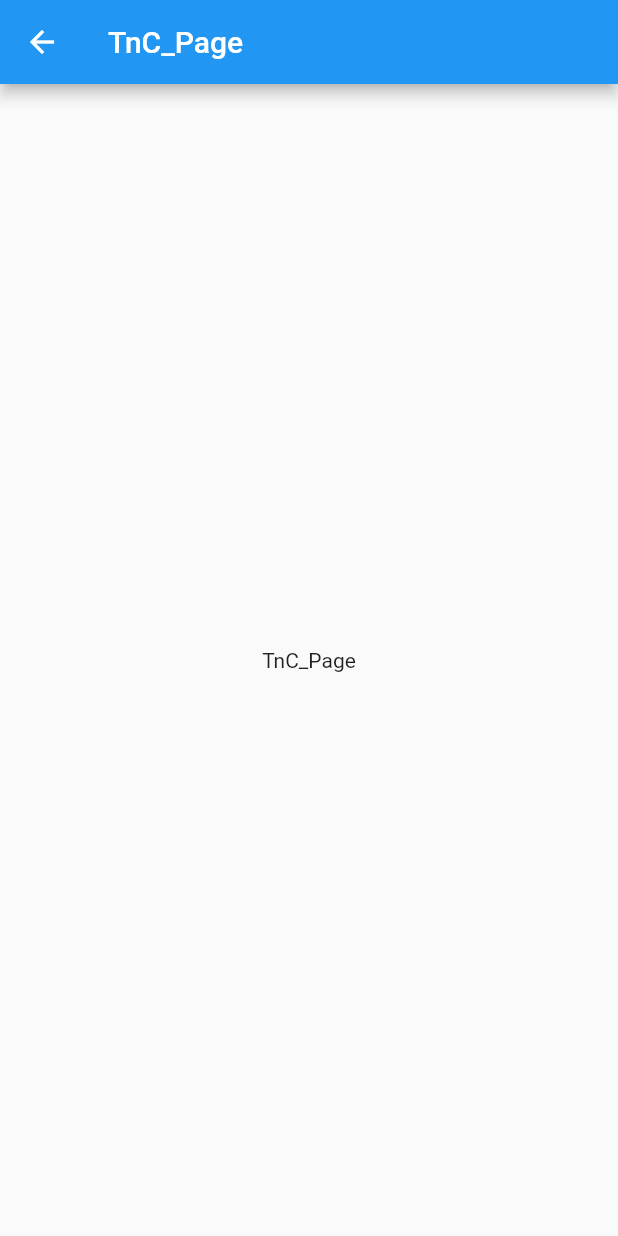
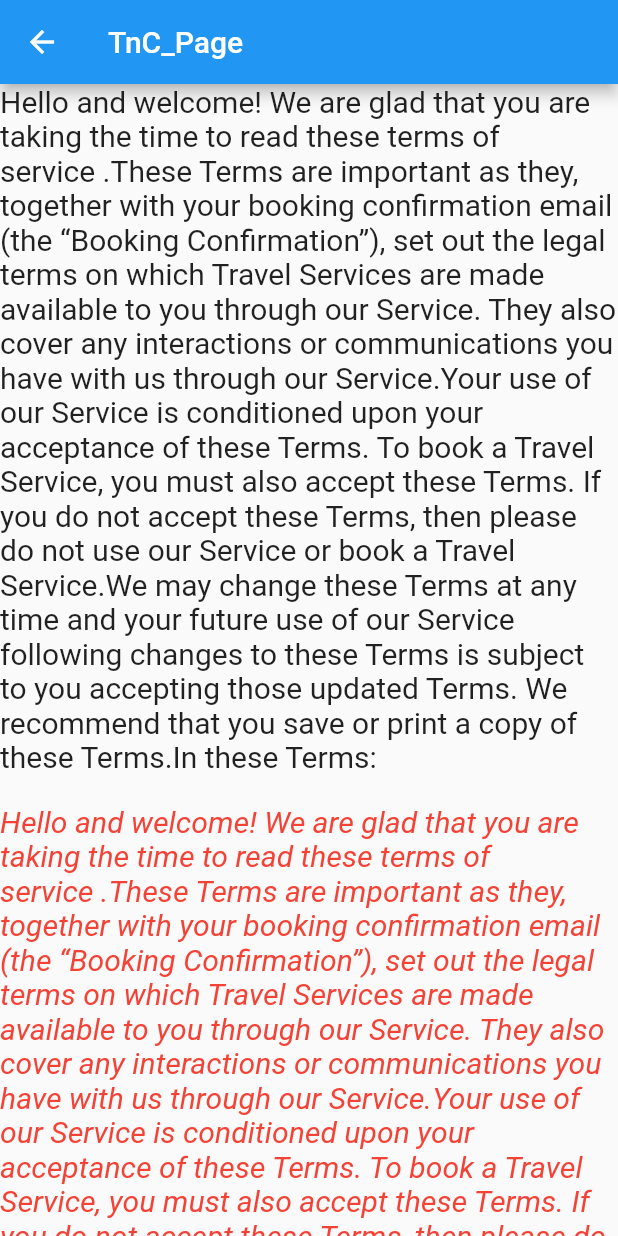
Before and after one commit to anik2644/Tutorial1, a Flutter app: the Myapp screen opened directly, in the side drawer, after a tap on "Terms & Condition", on a phone screen of 412 x 824 dp. Run offline on Flutter 3.47's test engine with Material 2 defaults, Android fonts, the phone set to English and light mode, and no system bars; our stand-ins replace firebase_auth, firebase_core, google_fonts, google_sign_in; accounts and stored records are empty; network calls fail.

Commit message:
login_done

```diff
--- a/lib/AuthService.dart
+++ b/lib/AuthService.dart
@@ -11,9 +11,20 @@ import 'home_page.dart';
 
 class AuthService{
 
- static String? Profilepicurl= "https://cdn-icons-png.flaticon.com/512/1250/1250689.png";// FirebaseAuth.instance.currentUser!.photoURL;
- static String name =  "nothing";// FirebaseAuth.instance.currentUser!.displayName!;
- static String email =  "notj=hing";// FirebaseAuth.instance.currentUser!.email!;
+
+  static String x=  FirebaseAuth.instance.currentUser!.displayName!;
+  static String y=  FirebaseAuth.instance.currentUser!.email!;
+  static String z= FirebaseAuth.instance.currentUser!.photoURL!;
+
+
+ static String? Profilepicurl= "https://commons.wikimedia.org/wiki/File:A_black_image.jpg" ; //z.isNotEmpty? z: "https://commons.wikimedia.org/wiki/File:A_black_image.jpg" ;
+ static String name = "nothing"; //x.isNotEmpty? x:"nothing";
+ static String email = "nothing"; //y.isNotEmpty? y: "nothing";// FirebaseAuth.instance.currentUser!.email!;
+ static bool is_login=  name== "nothing" ? false : true;  //false;
+
+
+
+
 
   AuthService()
   {
--- a/lib/Body.dart
+++ b/lib/Body.dart
@@ -1,5 +1,7 @@
 import 'package:flutter/cupertino.dart';
 import 'package:flutter/material.dart';
+
+import 'det2.dart';
 
 class Mybody extends StatefulWidget {
   const Mybody({Key? key}) : super(key: key);
@@ -10,8 +12,18 @@ class Mybody extends StatefulWidget {
 
 class _MybodyState extends State<Mybody> {
 
-  Container MyArticles(String imageVal, String hotelname, String hotellocation) {
-    return Container(
+  GestureDetector MyArticles(String imageVal, String hotelname, String hotellocation) {
+    return GestureDetector(
+
+      onTap: () {
+        Navigator.push(
+            context, MaterialPageRoute(builder: (context) => det2()));
+
+      },
+
+      child: Container(
+
+
         width: 160.0,
         child: Card(
           child: Wrap(
@@ -23,6 +35,20 @@ class _MybodyState extends State<Mybody> {
               ),
             ],
           ),
+        ),
+
+         /* child: InkWell(
+            onTap: () {}, // Handle your callback
+            child: Ink(height: 100, width: 100, color: Colors.blue),
+          ),
+
+          child: GestureDetector(
+            onTap: () {
+              print("Click event on Container");
+            },
+            child: Container(.......),*/
+         // )
+
       ),
     );
   }
--- a/lib/Drawer.dart
+++ b/lib/Drawer.dart
@@ -19,6 +19,7 @@ class Mydrawer extends StatefulWidget {
 class _MydrawerState extends State<Mydrawer> {
 
 
+
   @override
   Widget build(BuildContext context) {
     return   Drawer(
@@ -26,7 +27,7 @@ class _MydrawerState extends State<Mydrawer> {
       child: ListView(
         padding: EdgeInsets.zero,
         children: <Widget>[
-          UserAccountsDrawerHeader(
+          AuthService.is_login ?  UserAccountsDrawerHeader(
             decoration: BoxDecoration(color: Colors.white),
             accountName: Text(
               AuthService.name,
@@ -37,13 +38,50 @@ class _MydrawerState extends State<Mydrawer> {
             currentAccountPicture: CircleAvatar(
              // backgroundColor: Colors.black,
                child:  Image.network(AuthService.Profilepicurl.toString(), height: 100, width: 100, ),
-               //Text(
-              //   "M",
-              //   style: TextStyle(
-              //       fontSize: 40.0,
-              //       color: Colors.black,
-              //       backgroundColor: Colors.grey),
-              // ),
+            ),
+          ):  DrawerHeader(
+            decoration: BoxDecoration(
+              color: Colors.white,
+            ),
+            child: Padding(
+              padding: const EdgeInsets.all(20.0),
+              child: Column(
+                children: [
+                  Container(
+                    width: MediaQuery.of(context).size.width * 0.01,
+                  ),
+                  Column(
+                    crossAxisAlignment: CrossAxisAlignment.start,
+                    mainAxisAlignment: MainAxisAlignment.end,
+                    children: [
+                      Column(
+                        children: [
+                          Container(child: Text(' ')),
+                          Container(child: Text(' ')),
+                          Container(),
+
+                          Center(
+                            child: FlatButton(
+
+                              color:Colors.green,
+                              child:Container(child: Text('Login')),
+                              onPressed: (){setState(() {
+
+                                Navigator.push(
+                                  context,
+                                  MaterialPageRoute(builder: (context) =>  AuthService().handleAuthState()),//AccountPage()),
+                                );
+
+                                AuthService.is_login=true;
+                              });}, ),
+                          )
+                        ],
+                      ),
+
+                    ],
+                  ),
+                ],
+              ),
             ),
           ),
 
@@ -69,6 +107,8 @@ class _MydrawerState extends State<Mydrawer> {
               Navigator.push(context,MaterialPageRoute(builder: (context) =>SharePage()));
             },
           ),  */
+
+
           ListTile(
             leading: Icon(Icons.contacts, color: Colors.white),
             title:
@@ -100,10 +140,17 @@ class _MydrawerState extends State<Mydrawer> {
               style: TextStyle(color: Colors.white),
             ),
             onTap: () {
+
+              Navigator.push(
+                context,
+                MaterialPageRoute(builder: (context) => AuthService().handleAuthState()),//AccountPage()),
+              );
+              /*
               Navigator.push(
                   context,
                   MaterialPageRoute(builder: (context) =>  LogoutPage())
               );
+               */
             },
           ),
         ],
--- a/lib/LoginPage.dart
+++ b/lib/LoginPage.dart
@@ -57,6 +57,11 @@ class _GoogleSignInAppState extends State<GoogleSignInApp> {
 
                     print("sign in done\n\n\n");
                    // print(user!.email);
+
+                     AuthService.is_login =true;
+                     AuthService.name =   FirebaseAuth.instance.currentUser!.displayName!;
+                     AuthService.email =   FirebaseAuth.instance.currentUser!.email!;
+
 
                     Navigator.push(
                       context,
--- a/lib/TnC_Page.dart
+++ b/lib/TnC_Page.dart
@@ -1,21 +1,32 @@
 import 'package:flutter/material.dart';
 
 class TnC_Page extends StatefulWidget {
-  const TnC_Page({Key? key}) : super(key: key);
+
+  String description="Hello and welcome! We are glad that you are taking the time to read these terms of service .These Terms are important as they, together with your booking confirmation email (the “Booking Confirmation”), set out the legal terms on which Travel Services are made available to you through our Service. They also cover any interactions or communications you have with us through our Service.Your use of our Service is conditioned upon your acceptance of these Terms. To book a Travel Service, you must also accept these Terms. If you do not accept these Terms, then please do not use our Service or book a Travel Service.We may change these Terms at any time and your future use of our Service following changes to these Terms is subject to you accepting those updated Terms. We recommend that you save or print a copy of these Terms.In these Terms:";
+
 
   @override
   State<TnC_Page> createState() => _TnC_PageState();
 }
 
 class _TnC_PageState extends State<TnC_Page> {
+
   @override
   Widget build(BuildContext context) {
-    return   Scaffold(
-      appBar:  AppBar(
+
+    return Scaffold(
+      appBar: AppBar(
         title: const Text("TnC_Page"),
       ),
-      body: const Center(
-        child: Text("TnC_Page"),
+      body: SingleChildScrollView(
+        child: Column(
+            children: [
+              Text(widget.description,style: TextStyle(fontSize: 20, ),),
+              SizedBox(height: 20,width: 20,),
+              Text(widget.description,style: TextStyle(fontSize: 20, color: Colors.red, fontStyle: FontStyle.italic),),
+
+            ],
+        ),
       ),
     );
   }
--- a/lib/det2.dart
+++ b/lib/det2.dart
@@ -91,7 +91,7 @@ class _det2State extends State<det2> {
               ), //Siz
               Text(widget.description),
 
-              ToggleButtons(children: children, isSelected: isSelected)
+              //ToggleButtons(children: children, isSelected: isSelected)
 
               ],
           ),
--- a/lib/home_page.dart
+++ b/lib/home_page.dart
@@ -66,6 +66,8 @@ class _HomePageState extends State<HomePage> {
 
                 AuthService.name= "nothing";
                 AuthService.email= "nothing";
+                AuthService.Profilepicurl= "https://commons.wikimedia.org/wiki/File:A_black_image.jpg";
+                AuthService.is_login= false;
                 await _googleSignIn.signOut();
                 FirebaseAuth.instance.signOut();
 
@@ -83,6 +85,12 @@ class _HomePageState extends State<HomePage> {
                 AuthService.name= this.name;
                 AuthService.email=this.email;
                 AuthService.Profilepicurl= this.Profilepicurl;
+                AuthService.is_login= true;
+
+                AuthService.name =  FirebaseAuth.instance.currentUser!.displayName!;
+                AuthService.email=  FirebaseAuth.instance.currentUser!.email!;
+                AuthService.Profilepicurl  = FirebaseAuth.instance.currentUser!.photoURL!;
+
                 Navigator.of(context).pop();
 
                 Navigator.push(
```
Also changed, not shown: 55 other files. Lines whose indentation alone changed are shown as unchanged.
